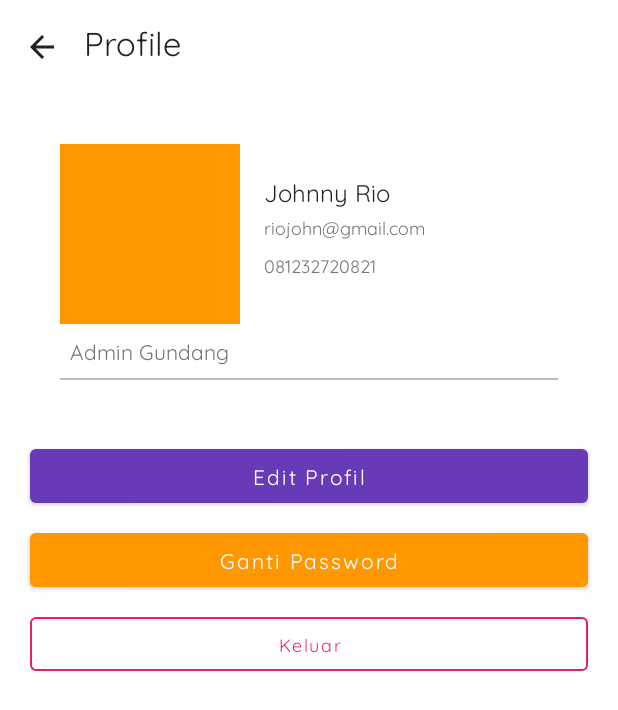
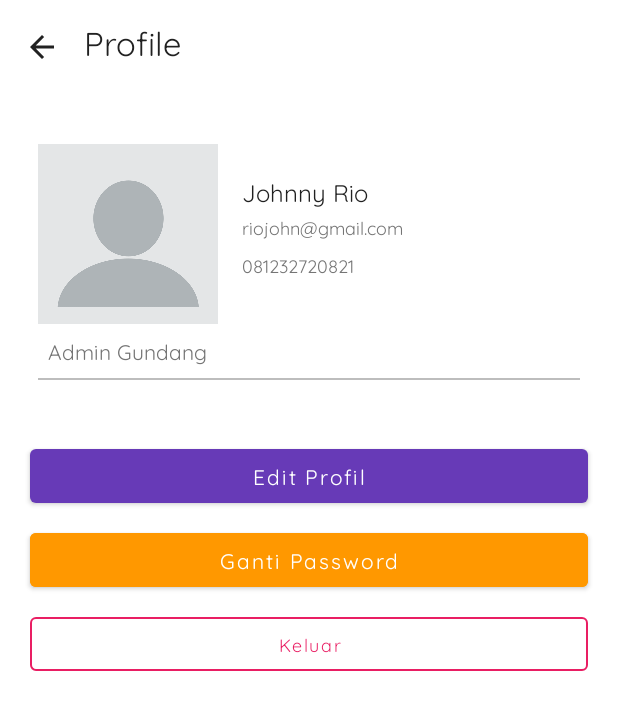
Before and after one commit to rafliandreansyah/InventarisBarang, an Android app: the layout fragment_profile.xml on its own in the app's theme, with its tools: preview values and no code run, on a phone screen of 412 x 824 dp. Shown: the top 710 px of the screen. Run offline under Robolectric (Android 15) with nearby library versions, the phone set to English and light mode, and no system bars; plain views replace RoundRectView.

Commit message:
Load data profile pada ProfileFragment.kt dan memberi navigasi pada setiap button

```diff
--- a/app/src/main/res/layout/fragment_profile.xml
+++ b/app/src/main/res/layout/fragment_profile.xml
@@ -56,7 +56,7 @@
                     android:layout_width="match_parent"
                     android:layout_height="match_parent"
                     android:orientation="horizontal"
-                    android:layout_marginHorizontal="@dimen/dip_40"
+                    android:layout_marginHorizontal="@dimen/dip_25"
                     android:layout_marginTop="@dimen/dip_40"
                     tools:ignore="UselessParent">
 
@@ -79,7 +79,8 @@
                                 android:id="@+id/img_profile"
                                 android:layout_width="match_parent"
                                 android:layout_height="match_parent"
-                                tools:src="@color/colorAccent"
+                                android:src="@drawable/blank_image_profile"
+                                android:scaleType="centerCrop"
                                 android:contentDescription="@string/image_profile" />
 
                         </com.github.florent37.shapeofview.shapes.RoundRectView>
@@ -105,12 +106,14 @@
                         android:layout_marginStart="@dimen/dip_16">
 
                         <TextView
+                            android:id="@+id/tv_name_profile"
                             android:layout_width="wrap_content"
                             android:layout_height="wrap_content"
                             android:textSize="16sp"
                             style="@style/TextRegularPrimary"
                             tools:text="Johnny Rio"/>
                         <TextView
+                            android:id="@+id/tv_email_profile"
                             android:layout_width="wrap_content"
                             android:layout_height="wrap_content"
                             android:textSize="12sp"
@@ -119,6 +122,7 @@
                             android:layout_marginTop="@dimen/dip_4"/>
 
                         <TextView
+                            android:id="@+id/tv_phone_profile"
                             android:layout_width="wrap_content"
                             android:layout_height="wrap_content"
                             android:textSize="12sp"
@@ -133,17 +137,17 @@
                     android:layout_height="1dp"
                     android:background="@color/colorDivider"
                     android:layout_marginTop="@dimen/dip_8"
-                    android:layout_marginHorizontal="@dimen/dip_40"/>
+                    android:layout_marginHorizontal="@dimen/dip_25"/>
 
                 <Button
-                    android:id="@+id/btn_login"
+                    android:id="@+id/btn_to_edit_profile"
                     android:layout_marginTop="@dimen/dip_40"
                     android:layout_marginHorizontal="@dimen/dip_20"
                     android:text="@string/edit_profil"
                     style="@style/Button"/>
 
                 <Button
-                    android:id="@+id/btn_register"
+                    android:id="@+id/btn_to_change_password"
                     android:layout_width="match_parent"
                     android:layout_height="wrap_content"
                     android:text="@string/ganti_password"
@@ -153,7 +157,7 @@
                     style="@style/Button"/>
 
                 <Button
-                    android:id="@+id/outlinedButton"
+                    android:id="@+id/btn_logout"
                     android:layout_width="match_parent"
                     android:layout_height="wrap_content"
                     android:text="@string/keluar"
@@ -170,4 +174,11 @@
         </ScrollView>
     </LinearLayout>
 
+    <ProgressBar
+        android:id="@+id/loading_profile"
+        android:layout_width="wrap_content"
+        android:layout_height="wrap_content"
+        android:layout_gravity="center"
+        android:visibility="invisible"/>
+
 </FrameLayout>
```
Also changed, not shown: app/src/main/java/com/azhara/inventarisbarang/home/profile/ProfileFragment.kt (+74 -37 lines), app/src/main/java/com/azhara/inventarisbarang/home/profile/viewmodel/ProfileViewModel.kt (+33 -0 lines), app/src/main/res/navigation/home_navigation.xml (+4 -4 lines).
